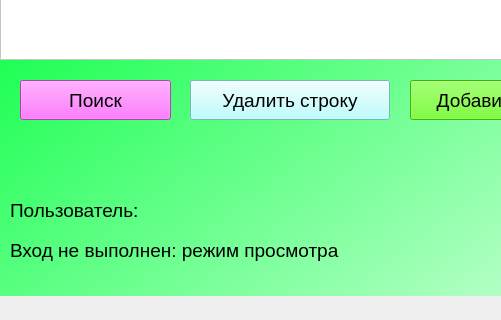
The window that simple_design.ui (EfimTishkovski/Draw_storage) describes before a commit, drawn with Qt 5; both pictures show x 0 to 501 and y 480 to 800 of the 1100 by 800 pixel window.
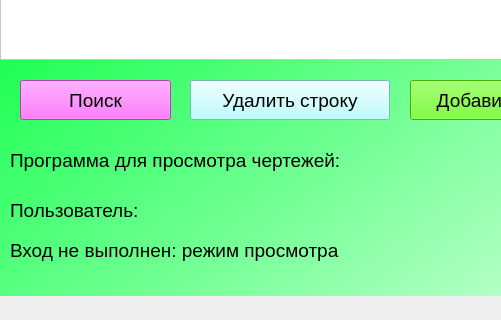
The same window after the commit. Icons and pictures are not drawn.

Commit message: Незначительные правки дизайна

What changed in the file:
```diff
--- a/simple_design.ui
+++ b/simple_design.ui
@@ -458,6 +458,48 @@
      <string>Журнал</string>
     </property>
    </widget>
+   <widget class="QLabel" name="change_signal_label_3">
+    <property name="geometry">
+     <rect>
+      <x>10</x>
+      <y>620</y>
+      <width>341</width>
+      <height>41</height>
+     </rect>
+    </property>
+    <property name="font">
+     <font>
+      <pointsize>14</pointsize>
+     </font>
+    </property>
+    <property name="styleSheet">
+     <string notr="true">background-color: rgba(0,0,0,0);</string>
+    </property>
+    <property name="text">
+     <string>Программа для просмотра чертежей:</string>
+    </property>
+   </widget>
+   <widget class="QLabel" name="pdf_program">
+    <property name="geometry">
+     <rect>
+      <x>350</x>
+      <y>620</y>
+      <width>391</width>
+      <height>41</height>
+     </rect>
+    </property>
+    <property name="font">
+     <font>
+      <pointsize>14</pointsize>
+     </font>
+    </property>
+    <property name="styleSheet">
+     <string notr="true">background-color: rgba(0,0,0,0);</string>
+    </property>
+    <property name="text">
+     <string/>
+    </property>
+   </widget>
   </widget>
   <widget class="QMenuBar" name="menubar">
    <property name="geometry">
```
Left out of the diff: 4 changed lines with no effect on the pictures.
